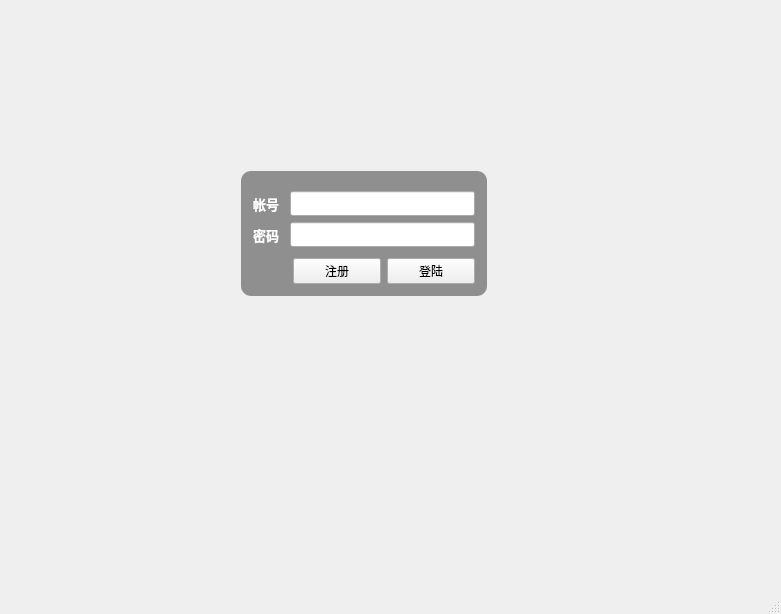
Old version of the form game2/mainwindow.ui in the repository guyuisland/cxsjsj.
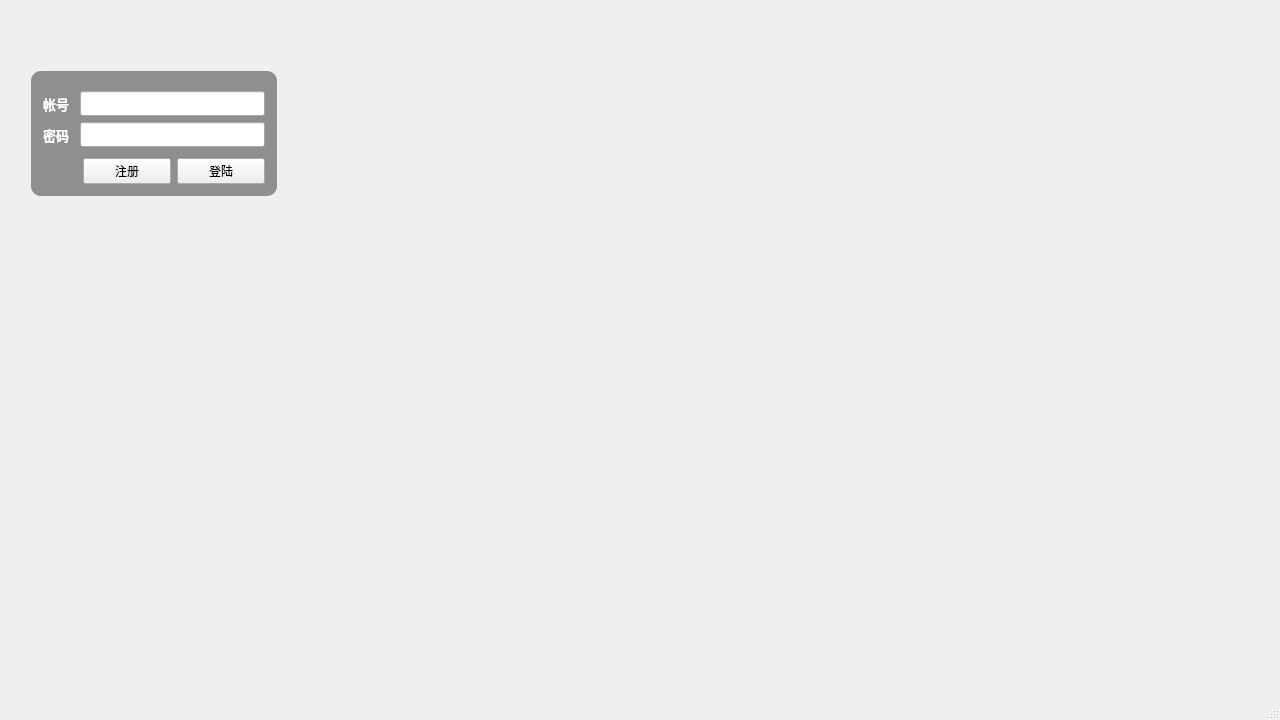
New version of the form.

Diff of the .ui file:
```diff
--- a/game2/mainwindow.ui
+++ b/game2/mainwindow.ui
@@ -6,8 +6,8 @@
    <rect>
     <x>0</x>
     <y>0</y>
-    <width>781</width>
-    <height>614</height>
+    <width>1280</width>
+    <height>720</height>
    </rect>
   </property>
   <property name="windowTitle">
@@ -17,8 +17,8 @@
    <widget class="QWidget" name="layoutWidget">
     <property name="geometry">
      <rect>
-      <x>230</x>
-      <y>60</y>
+      <x>20</x>
+      <y>-40</y>
       <width>268</width>
       <height>300</height>
      </rect>
```
